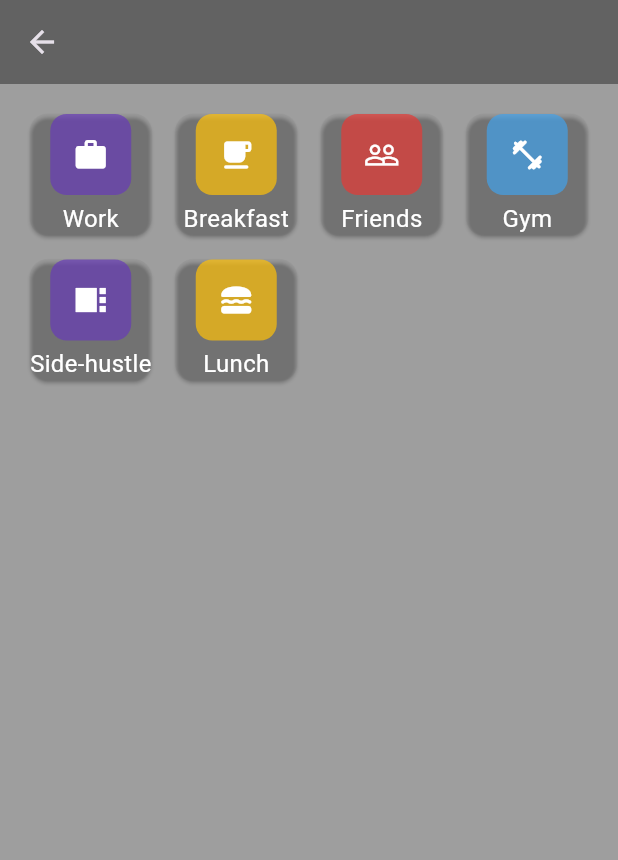
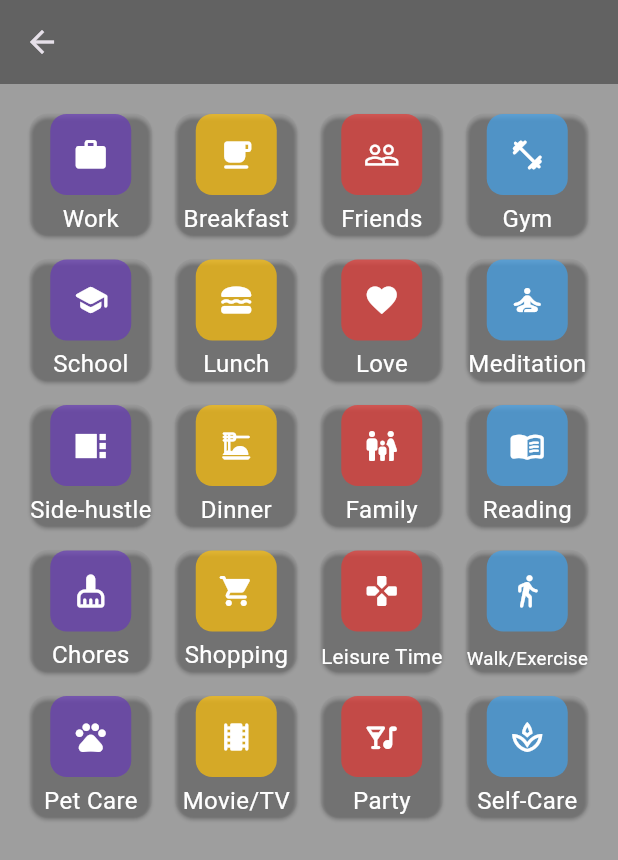
Before and after one commit to batuhanozcan1605/weekplanner, a Flutter app: the EventEditingPage screen opened directly with sample values from the repository, after a tap on the "add circle" icon, on a phone screen of 412 x 824 dp. Shown: the top 860 px of the screen. Run offline on Flutter 3.47's test engine with Material 3 defaults, Android fonts, the phone set to English and light mode, and no system bars; our stand-ins replace font_awesome_flutter, sqflite, syncfusion_flutter_calendar; missing offline and left inert: duration_picker, interval_time_picker; accounts and stored records are empty; Roboto replaces fonts that are missing (Segoe UI).

Commit message:
events tamam

```diff
--- a/lib/data.dart
+++ b/lib/data.dart
@@ -1,5 +1,6 @@
 import 'dart:ui';
 import 'package:flutter/material.dart';
+import 'package:font_awesome_flutter/font_awesome_flutter.dart';
 import 'package:weekplanner/model/Events.dart';
 class Data {
 
@@ -16,8 +17,27 @@ final List<Events> eventTemplates = [
   Events(subject: 'Breakfast', icon: Icons.free_breakfast_rounded, color: Color(0xB3FFC107)),
   Events(subject: 'Friends', icon: Icons.people_outline, color: Color(0xB3E53935),),
   Events(subject: 'Gym', icon: Icons.fitness_center_rounded, color: Color(0xB342A1E9),),
+
+  Events(subject: 'School', icon: Icons.school_rounded, color: Color(0xB3673AB7)),
+  Events(subject: 'Lunch', icon: Icons.lunch_dining_rounded, color: Color(0xB3FFC107)),
+  Events(subject: 'Love', icon: Icons.favorite, color: Color(0xB3E53935),),
+  Events(subject: 'Meditation', icon: Icons.self_improvement_rounded, color: Color(0xB342A1E9),),
+
   Events(subject: 'Side-hustle', icon: Icons.view_sidebar, color: Color(0xB3673AB7)),
-  Events(subject: 'Lunch', icon: Icons.lunch_dining_rounded, color: Color(0xB3FFC107)),
+  Events(subject: 'Dinner', icon: Icons.dinner_dining_rounded, color: Color(0xB3FFC107)),
+  Events(subject: 'Family', icon: Icons.family_restroom_rounded, color: Color(0xB3E53935),),
+  Events(subject: 'Reading', icon: Icons.menu_book_rounded, color: Color(0xB342A1E9),),
+
+  Events(subject: 'Chores', icon: Icons.cleaning_services_rounded, color: Color(0xB3673AB7)),
+  Events(subject: 'Shopping', icon: Icons.shopping_cart_rounded, color: Color(0xB3FFC107)),
+  Events(subject: 'Leisure Time', icon: Icons.games_rounded, color: Color(0xB3E53935),),
+  Events(subject: 'Walk/Exercise', icon: Icons.directions_walk_rounded, color: Color(0xB342A1E9),),
+
+  Events(subject: 'Pet Care', icon: Icons.pets_rounded, color: Color(0xB3673AB7)),
+  Events(subject: 'Movie/TV', icon: Icons.theaters_rounded, color: Color(0xB3FFC107)),
+  Events(subject: 'Party', icon: Icons.nightlife_rounded, color: Color(0xB3E53935),),
+  Events(subject: 'Self-Care', icon: Icons.spa_outlined, color: Color(0xB342A1E9),),
+
 ];
 
 }
--- a/lib/screens/event_editing_page.dart
+++ b/lib/screens/event_editing_page.dart
@@ -126,7 +126,7 @@ class _EventEditingPageState extends State<EventEditingPage> {
             Container(
               height: 115,
               decoration: BoxDecoration(
-                color: selectedEvent == null ? backgroundColor.withOpacity(0.7) : selectedEvent!.color,
+                color: backgroundColor.withOpacity(0.7),
                 borderRadius: BorderRadius.circular(11.0),
               ),
               child: Row(
@@ -167,6 +167,8 @@ class _EventEditingPageState extends State<EventEditingPage> {
                                  setState(() {
                                    selectedEvent = chosenEvent;
                                    titleController.text = selectedEvent!.subject;
+                                   backgroundColor = selectedEvent!.color;
+                                   icon = selectedEvent!.icon;
                                  });
                               },
                               icon: Icon( Icons.add_circle, color: Constants.softColor,),
@@ -391,11 +393,12 @@ class _EventEditingPageState extends State<EventEditingPage> {
         color: backgroundColor,
       );
       provider.editEvent(editedEvent, widget.appointment!);
-
-      Navigator.popUntil(context, (route) => route.isFirst);
+      Navigator.pop(context);
+      //Navigator.popUntil(context, (route) => route.isFirst);
     } else {
       provider.addEvent(event, icon);
-      Navigator.popUntil(context, (route) => route.isFirst);
+      Navigator.pop(context);
+      //Navigator.popUntil(context, (route) => route.isFirst);
     }
 
   }
--- a/pubspec.yaml
+++ b/pubspec.yaml
@@ -43,6 +43,7 @@ dependencies:
   path_provider: ^2.1.1
   path: ^1.8.3
   duration_picker: ^1.1.1
+  font_awesome_flutter: ^10.6.0
 
 dev_dependencies:
   flutter_test:
```
Also changed, not shown: pubspec.lock.
